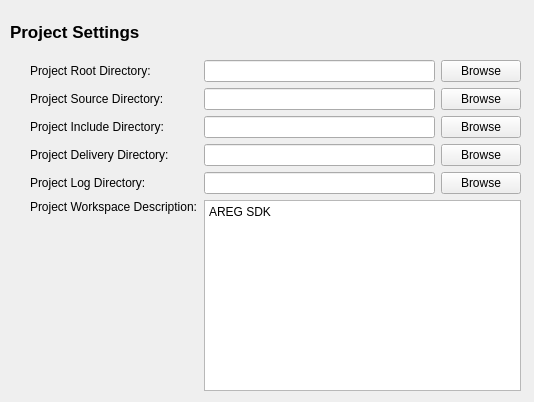
First picture: the form in sources/lusan/view/common/ui/ProjectDirSettings.ui, repository aregtech/areg-sdk-tools, before the edit.
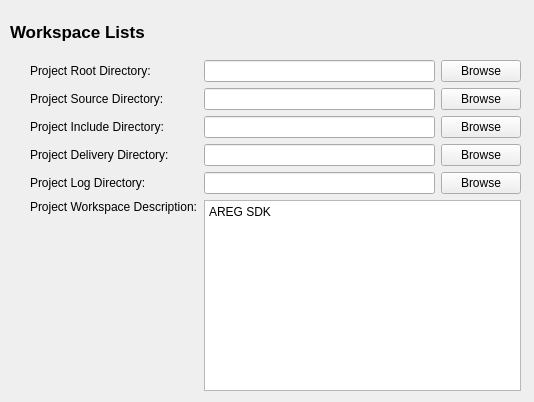
Second picture: the form after the edit.

Commit message: Implement loading and saving current workspace directories into configuration file.

What changed in the file:
```diff
--- a/sources/lusan/view/common/ui/ProjectDirSettings.ui
+++ b/sources/lusan/view/common/ui/ProjectDirSettings.ui
@@ -35,7 +35,7 @@
     </font>
    </property>
    <property name="text">
-    <string>Project Settings</string>
+    <string>Workspace Lists</string>
    </property>
   </widget>
   <widget class="QWidget" name="layoutWidget">
```
The commit also changes 4 other files.
